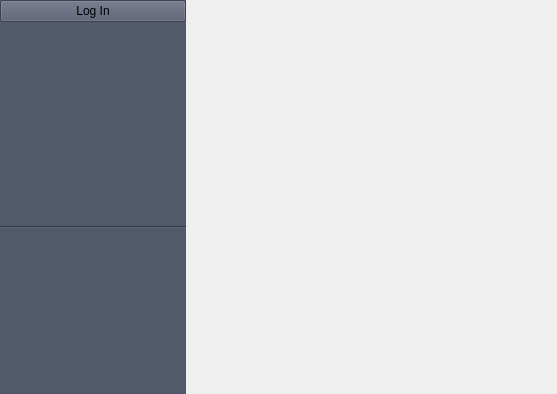
Before: the Qt Designer form gather/gtapp/gthometabview.ui in tomnotcat/gather, drawn with Qt 5.
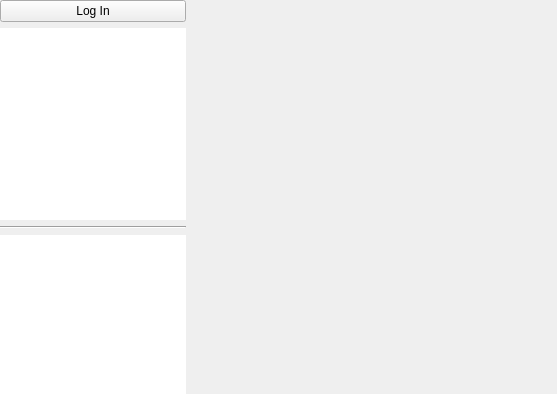
After: the same form once the commit is applied.

What changed in the file:
```diff
--- a/gather/gtapp/gthometabview.ui
+++ b/gather/gtapp/gthometabview.ui
@@ -38,7 +38,7 @@
       <bool>false</bool>
      </property>
      <property name="styleSheet">
-      <string notr="true">background-color: rgb(82, 89, 107);</string>
+      <string notr="true"/>
      </property>
      <property name="frameShape">
       <enum>QFrame::NoFrame</enum>
```
